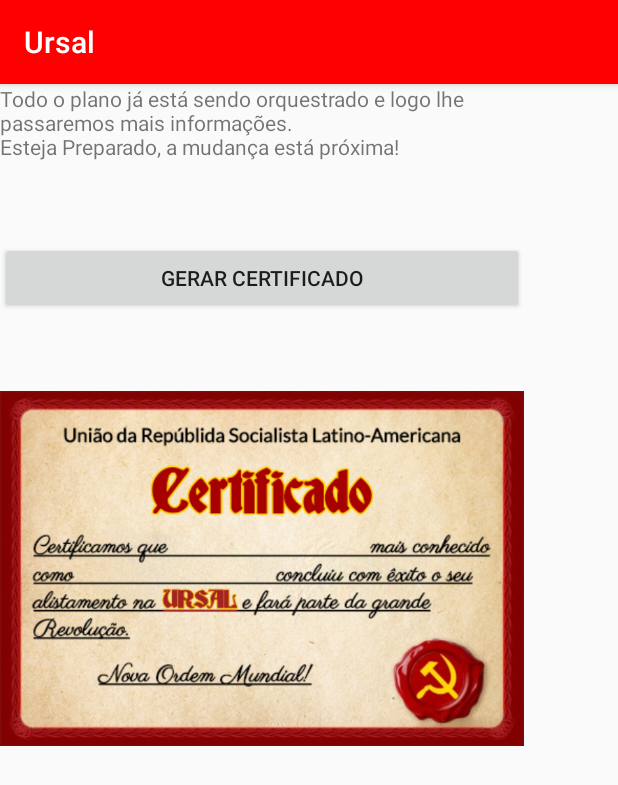
After one commit to brunowber/ursal, an Android app: the CertificadoActivity screen opened directly, with no data from a screen before it, on a phone screen of 412 x 824 dp. The commit adds this screen. Shown: the top 785 px of the screen. Run offline under Robolectric (Android 15) with nearby library versions, the phone set to English and light mode, and no system bars.

Commit message:
Certificado enviando por whatsapp

```diff
--- a/app/build.gradle
+++ b/app/build.gradle
@@ -26,4 +26,5 @@ dependencies {
     testImplementation 'junit:junit:4.12'
     androidTestImplementation 'com.android.support.test:runner:1.0.2'
     androidTestImplementation 'com.android.support.test.espresso:espresso-core:3.0.2'
+    implementation 'com.android.support:support-v4:<version>'
 }
--- /dev/null
+++ b/app/src/main/java/GenericFileProvider.java
@@ -0,0 +1,3 @@
+import android.support.v4.content.FileProvider;
+
+public class GenericFileProvider extends FileProvider {}
--- /dev/null
+++ b/app/src/main/java/ursal/ursal/CertificadoActivity.java
@@ -0,0 +1,109 @@
+package ursal.ursal;
+
+import android.Manifest;
+import android.app.Activity;
+import android.content.Context;
+import android.content.Intent;
+import android.graphics.Bitmap;
+import android.graphics.BitmapFactory;
+import android.graphics.Canvas;
+import android.graphics.Color;
+import android.graphics.Paint;
+import android.graphics.drawable.BitmapDrawable;
+import android.graphics.drawable.Drawable;
+import android.media.Image;
+import android.net.Uri;
+import android.os.Environment;
+import android.provider.MediaStore;
+import android.support.v4.app.ActivityCompat;
+import android.support.v4.content.FileProvider;
+import android.support.v7.app.AppCompatActivity;
+import android.os.Bundle;
+import android.util.Log;
+import android.view.View;
+import android.widget.Button;
+import android.widget.ImageView;
+import android.widget.Toast;
+
+import java.io.File;
+import java.io.FileNotFoundException;
+import java.io.FileOutputStream;
+import java.io.IOException;
+import java.io.OutputStream;
+
+public class CertificadoActivity extends AppCompatActivity {
+
+    Image image;
+    Canvas canvas;
+    Button btn_gerar_certificado;
+    Uri imageUri = null;
+
+    @Override
+    protected void onCreate(Bundle savedInstanceState) {
+        super.onCreate(savedInstanceState);
+        setContentView(R.layout.activity_certificado);
+
+        ActivityCompat.requestPermissions(CertificadoActivity.this, new String[]{Manifest.permission.WRITE_EXTERNAL_STORAGE}, 1);
+
+
+        btn_gerar_certificado = findViewById(R.id.btn_gerar_certificado);
+
+        btn_gerar_certificado.setOnClickListener(new View.OnClickListener() {
+            @Override
+            public void onClick(View v) {
+
+                shareWhatsApp();
+                // Paint paint = new Paint();
+               // paint.setColor(Color.BLACK);
+               // paint.setTextSize(10);
+               // canvas.drawText("Some Text here", 200, 200, paint);
+            }
+        });
+    }
+    public void toast(String msg){
+        Context context = getApplicationContext();
+        CharSequence text = msg;
+        int duration = Toast.LENGTH_LONG;
+        Toast toast = Toast.makeText(context, text, duration);
+        toast.show();
+    }
+
+    public void shareWhatsApp()
+    {
+        Intent whatsappIntent = new Intent();
+        whatsappIntent.setAction(Intent.ACTION_SEND);
+        whatsappIntent.setPackage("com.whatsapp");
+
+        Uri bmpUri = FileProvider.getUriForFile(CertificadoActivity.this, BuildConfig.APPLICATION_ID + ".provider", createImageFile());
+
+        whatsappIntent.putExtra(Intent.EXTRA_STREAM, bmpUri);
+        whatsappIntent.setType("image/*");
+        whatsappIntent.addFlags(Intent.FLAG_GRANT_READ_URI_PERMISSION);
+        whatsappIntent.addFlags(Intent.FLAG_ACTIVITY_NEW_TASK);
+        try {
+            startActivity(whatsappIntent);
+        } catch (android.content.ActivityNotFoundException ex) {
+            toast("Whatsapp não está instalado.");
+        }
+    }
+
+    public File createImageFile(){
+        Bitmap bm = BitmapFactory.decodeResource( getResources(), R.drawable.certificado_final);
+        File path = Environment.getExternalStorageDirectory();
+        File dir = new File(path+"/save/");
+        dir.mkdir();
+        File file =  new File(getExternalFilesDir(Environment.DIRECTORY_PICTURES), "share_image_" + System.currentTimeMillis() + ".png");
+        OutputStream out;
+        try{
+            out = new FileOutputStream(file);
+            bm.compress(Bitmap.CompressFormat.PNG,100,out);
+            out.flush();
+            out.close();
+        } catch (FileNotFoundException e) {
+            e.printStackTrace();
+        } catch (IOException e) {
+            e.printStackTrace();
+        }
+        return file;
+    }
+}
--- a/app/src/main/java/ursal/ursal/TelaUsuarioActivity.java
+++ b/app/src/main/java/ursal/ursal/TelaUsuarioActivity.java
@@ -59,6 +59,8 @@ public class TelaUsuarioActivity extends AppCompatActivity {
         user.setNome(nomeF);
         user.setGuerrilheiro(guerrilheiroF);
         user.setEntrou(Calendar.getInstance().getTime());
+        Intent i = new Intent(getBaseContext(), CertificadoActivity.class);
+        startActivity(i);
     }
 
 
--- /dev/null
+++ b/app/src/main/res/layout/activity_certificado.xml
@@ -0,0 +1,36 @@
+<?xml version="1.0" encoding="utf-8"?>
+<android.support.constraint.ConstraintLayout xmlns:android="http://schemas.android.com/apk/res/android"
+    xmlns:app="http://schemas.android.com/apk/res-auto"
+    xmlns:tools="http://schemas.android.com/tools"
+    android:layout_width="match_parent"
+    android:layout_height="match_parent"
+    tools:context=".CertificadoActivity">
+
+    <LinearLayout
+        android:layout_width="349dp"
+        android:layout_height="495dp"
+        android:orientation="vertical"
+        tools:layout_editor_absoluteX="18dp"
+        tools:layout_editor_absoluteY="8dp">
+
+        <TextView
+            android:id="@+id/textView2"
+            android:layout_width="match_parent"
+            android:layout_height="105dp"
+            android:text="@string/tela_certificado"
+            tools:layout_editor_absoluteX="16dp"
+            tools:layout_editor_absoluteY="16dp" />
+
+        <Button
+            android:id="@+id/btn_gerar_certificado"
+            android:layout_width="match_parent"
+            android:layout_height="wrap_content"
+            android:text="@string/certificado" />
+
+        <ImageView
+            android:id="@+id/img_certificado"
+            android:layout_width="match_parent"
+            android:layout_height="wrap_content"
+            android:src="@drawable/certificado_final_png" />
+    </LinearLayout>
+</android.support.constraint.ConstraintLayout>
--- a/app/src/main/res/layout/activity_questionario.xml
+++ b/app/src/main/res/layout/activity_questionario.xml
@@ -233,7 +233,7 @@
                     android:layout_width="match_parent"
                     android:layout_height="wrap_content"
                     android:layout_weight="1"
-                    android:text="@string/brainstorm" />
+                    android:text="@string/recreativo" />
 
                 <RadioButton
                     android:layout_width="match_parent"
--- a/app/src/main/res/values/strings.xml
+++ b/app/src/main/res/values/strings.xml
@@ -18,7 +18,7 @@
     <string name="pergunta2">2-Qual Destas figuras Históricas é Sua Favorita?</string>
     <string name="stalin">Stalin</string>
     <string name="karl">Karl Marx</string>
-    <string name="lenin">lenin</string>
+    <string name="lenin">Lenin</string>
     <string name="maria">Maria Do Rosário</string>
 
     <string name="pergunta3">3-Qual seu Filme Favorito?</string>
@@ -85,6 +85,8 @@
     <string name="comunismo">Comunismo</string>
 
     <string name="tela_usuario">Antes de prosseguir precsamos saber seu nome e seu codinome guerrilheiro!</string>
+    <string name="tela_certificado">Todo o plano já está sendo orquestrado e logo lhe passaremos mais informações. \nEsteja Preparado, a mudança está próxima!</string>
+    <string name="certificado">Gerar Certificado</string>
 
 
     <string name="action_settings">Settings</string>
--- /dev/null
+++ b/app/src/main/res/xml/provider_paths.xml
@@ -0,0 +1,4 @@
+<?xml version="1.0" encoding="utf-8"?>
+<paths xmlns:android="http://schemas.android.com/apk/res/android">
+    <external-path name="external_files" path="."/>
+</paths>
```
Also changed, not shown: app/src/main/AndroidManifest.xml (+18 -1 lines), app/src/main/res/drawable/certificado_final.png (added), app/src/main/res/drawable/certificado_final_png.jpg (added).
